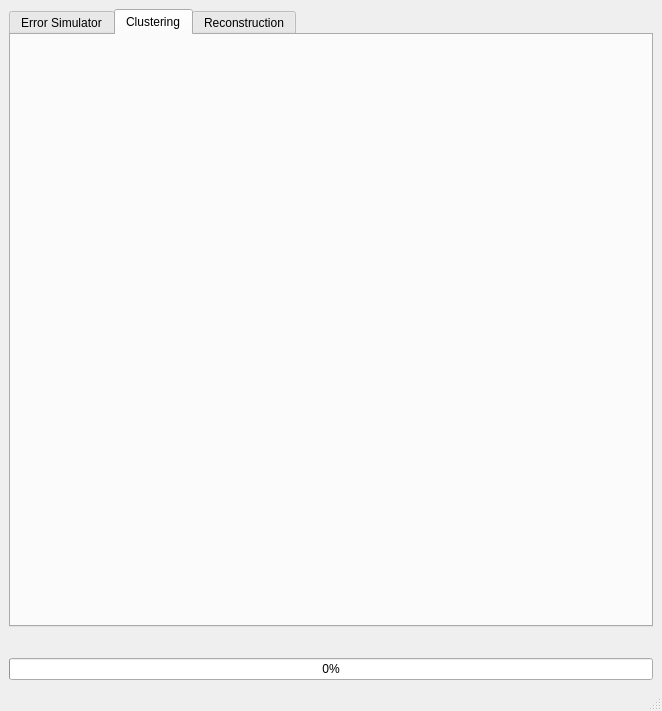
Qt form dnaSimulator/dnaSimulator2.ui (oyerush/DNASimulator) before a commit.
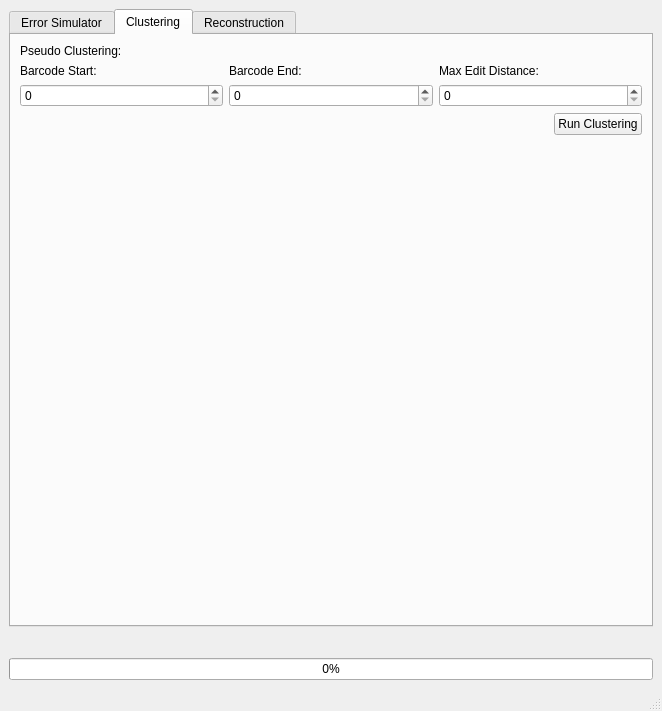
The same form after that commit. The open tabs and pages were chosen to show the change. Custom widgets are drawn as their Qt base class.

Commit message: added the pseudo clustering support in the GUI

Diff of the .ui file:
```diff
--- a/dnaSimulator/dnaSimulator2.ui
+++ b/dnaSimulator/dnaSimulator2.ui
@@ -781,7 +781,86 @@
          </attribute>
          <layout class="QVBoxLayout" name="verticalLayout">
           <item>
-           <layout class="QHBoxLayout" name="horizontalLayout_3"/>
+           <layout class="QVBoxLayout" name="clustering_tab_verticalLayout">
+            <item>
+             <widget class="QLabel" name="pseudo_clustering_label">
+              <property name="text">
+               <string>Pseudo Clustering:</string>
+              </property>
+             </widget>
+            </item>
+            <item>
+             <layout class="QGridLayout" name="pseudo_clustering_gridLayout">
+              <item row="0" column="1">
+               <widget class="QLabel" name="label_2">
+                <property name="text">
+                 <string>Barcode End:</string>
+                </property>
+               </widget>
+              </item>
+              <item row="1" column="1">
+               <widget class="QSpinBox" name="barcode_end_spinBox"/>
+              </item>
+              <item row="0" column="0">
+               <widget class="QLabel" name="barcode_start_label">
+                <property name="text">
+                 <string>Barcode Start:</string>
+                </property>
+               </widget>
+              </item>
+              <item row="1" column="2">
+               <widget class="QSpinBox" name="max_edit_dist_spinBox"/>
+              </item>
+              <item row="0" column="2">
+               <widget class="QLabel" name="label_3">
+                <property name="text">
+                 <string>Max Edit Distance:</string>
+                </property>
+               </widget>
+              </item>
+              <item row="1" column="0">
+               <widget class="QSpinBox" name="barcode_start_spinBox"/>
+              </item>
+             </layout>
+            </item>
+           </layout>
+          </item>
+          <item>
+           <layout class="QHBoxLayout" name="run_clustering_horizontalLayout">
+            <item>
+             <spacer name="horizontalSpacer">
+              <property name="orientation">
+               <enum>Qt::Horizontal</enum>
+              </property>
+              <property name="sizeHint" stdset="0">
+               <size>
+                <width>40</width>
+                <height>20</height>
+               </size>
+              </property>
+             </spacer>
+            </item>
+            <item>
+             <widget class="QPushButton" name="run_clustering_pushButton">
+              <property name="text">
+               <string>Run Clustering</string>
+              </property>
+             </widget>
+            </item>
+           </layout>
+          </item>
+          <item>
+           <spacer name="verticalSpacer_3">
+            <property name="orientation">
+             <enum>Qt::Vertical</enum>
+            </property>
+            <property name="sizeHint" stdset="0">
+             <size>
+              <width>20</width>
+              <height>40</height>
+             </size>
+            </property>
+           </spacer>
           </item>
          </layout>
         </widget>
```
The commit also changes 2 other files.
